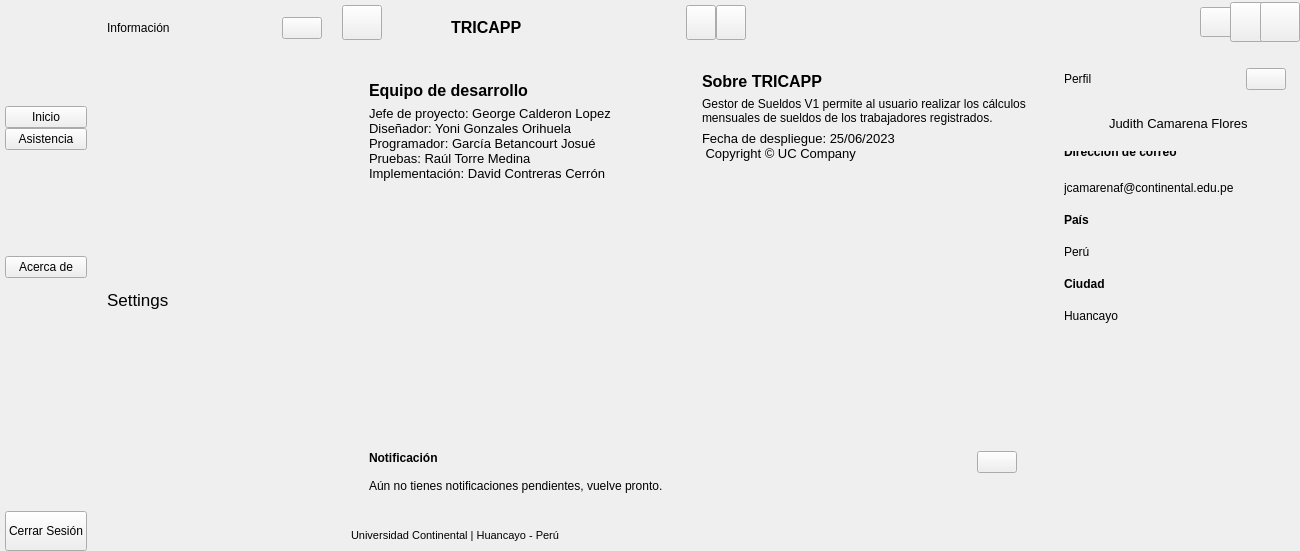
The window that ui_files/UI_MainWindow.ui (JosueDanielGarciaBetancourt/AsistenciaAutomaticaLectorBarras) describes before a commit, drawn with Qt 5.
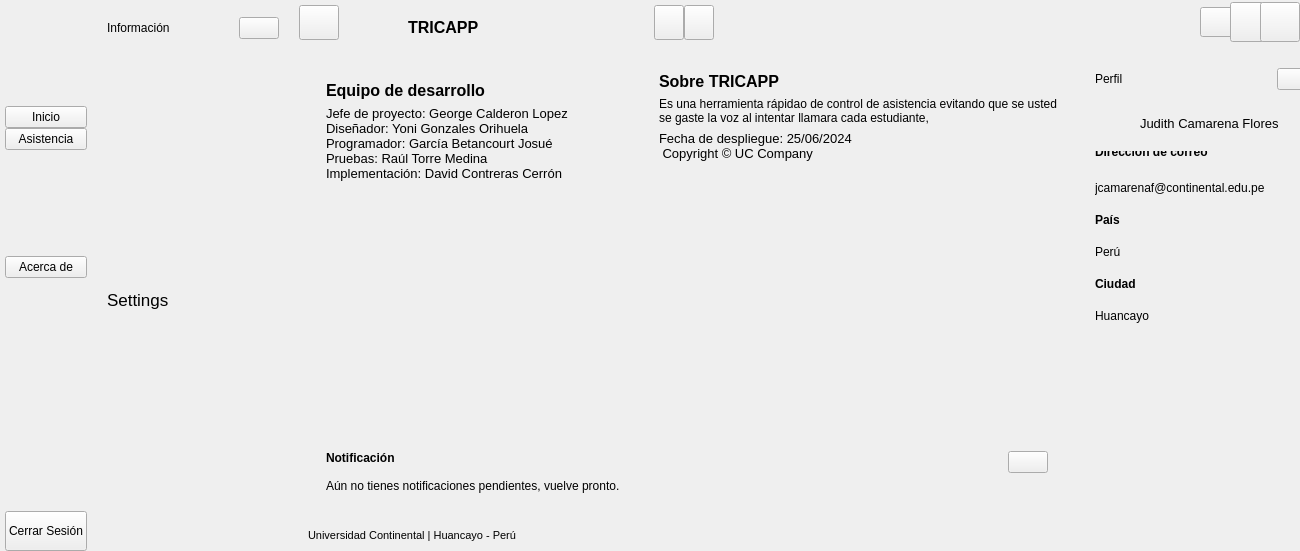
The same window after the commit. The open tabs and pages were chosen to show the change. Icons and pictures are not drawn.

Commit message: arreglando texto descriptivo TRICAPP

Diff of the .ui file:
```diff
--- a/ui_files/UI_MainWindow.ui
+++ b/ui_files/UI_MainWindow.ui
@@ -2328,8 +2328,8 @@
                        </size>
                       </property>
                       <property name="text">
-                       <string>Gestor de Sueldos V1 permite al usuario realizar los cálculos 
-mensuales de sueldos de los trabajadores registrados.</string>
+                       <string>Es una herramienta rápidao de control de asistencia evitando que se usted
+se gaste la voz al intentar llamara cada estudiante,</string>
                       </property>
                      </widget>
                     </item>
@@ -2341,7 +2341,7 @@
                        </font>
                       </property>
                       <property name="text">
-                       <string>Fecha de despliegue: 25/06/2023 
+                       <string>Fecha de despliegue: 25/06/2024 
  Copyright © UC Company</string>
                       </property>
                      </widget>
```
Left out of the diff: 5 changed lines with no effect on the pictures. The commit also changes 1 other file.
